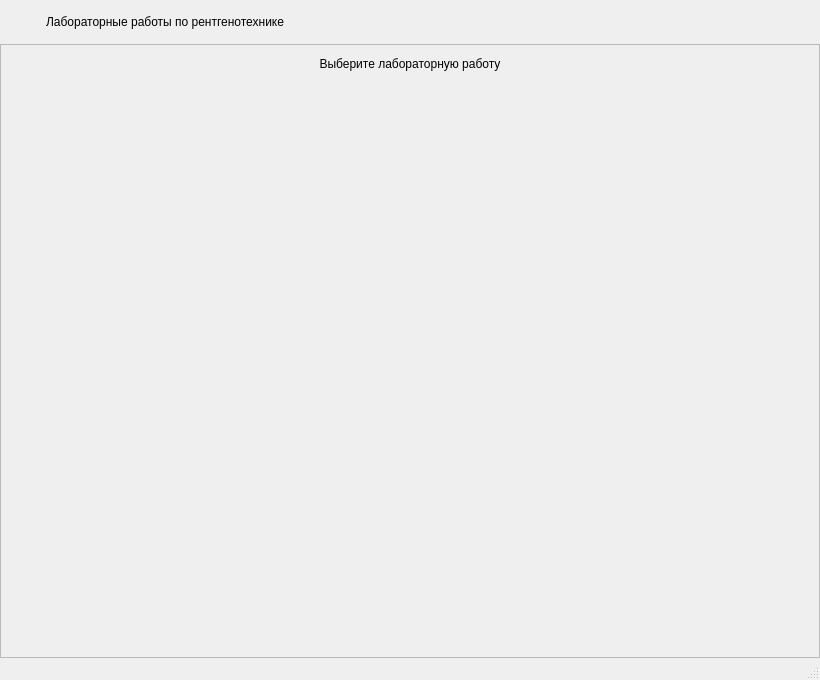
First picture: the form in ui/main_window.ui, repository Granik115/Xray_labs, before the edit.
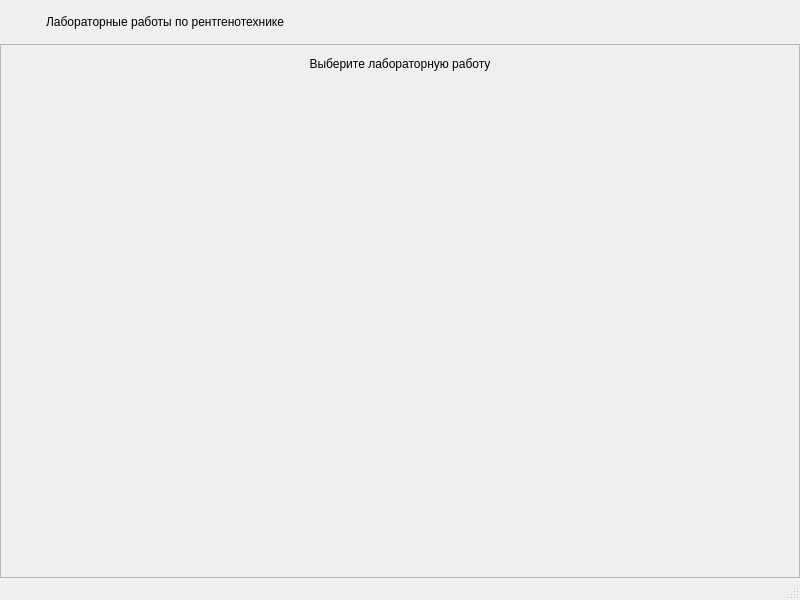
Second picture: the form after the edit.

The edit to the form file:
```diff
--- a/ui/main_window.ui
+++ b/ui/main_window.ui
@@ -6,14 +6,14 @@
    <rect>
     <x>0</x>
     <y>0</y>
-    <width>820</width>
-    <height>680</height>
+    <width>800</width>
+    <height>600</height>
    </rect>
   </property>
   <property name="minimumSize">
    <size>
-    <width>780</width>
-    <height>620</height>
+    <width>800</width>
+    <height>600</height>
    </size>
   </property>
   <property name="windowTitle">
```
Left out of the diff: 2 changed lines with no effect on the pictures.
